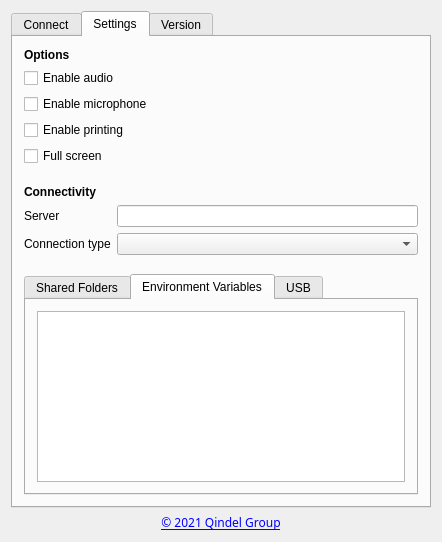
Old version of the form qtclient/gui/mainwindow.ui in the repository theqvd/qvd-client-qt.
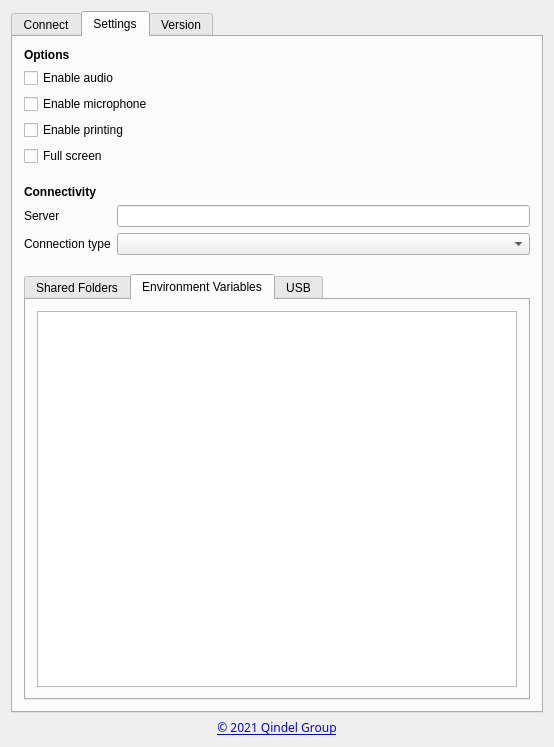
New version of the form. The open tabs and pages were chosen to show the change. Icons and pictures are not drawn.

The edit to the form file:
```diff
--- a/qtclient/gui/mainwindow.ui
+++ b/qtclient/gui/mainwindow.ui
@@ -6,8 +6,8 @@
    <rect>
     <x>0</x>
     <y>0</y>
-    <width>442</width>
-    <height>542</height>
+    <width>554</width>
+    <height>747</height>
    </rect>
   </property>
   <property name="windowTitle">
@@ -346,9 +346,6 @@
              <layout class="QVBoxLayout" name="verticalLayout_11">
               <item>
                <widget class="QListView" name="EnvVarList">
-                <property name="frameShadow">
-                 <enum>QFrame::Sunken</enum>
-                </property>
                 <property name="resizeMode">
                  <enum>QListView::Adjust</enum>
                 </property>
```
Left out of the diff: 5 changed lines with no effect on the pictures.
